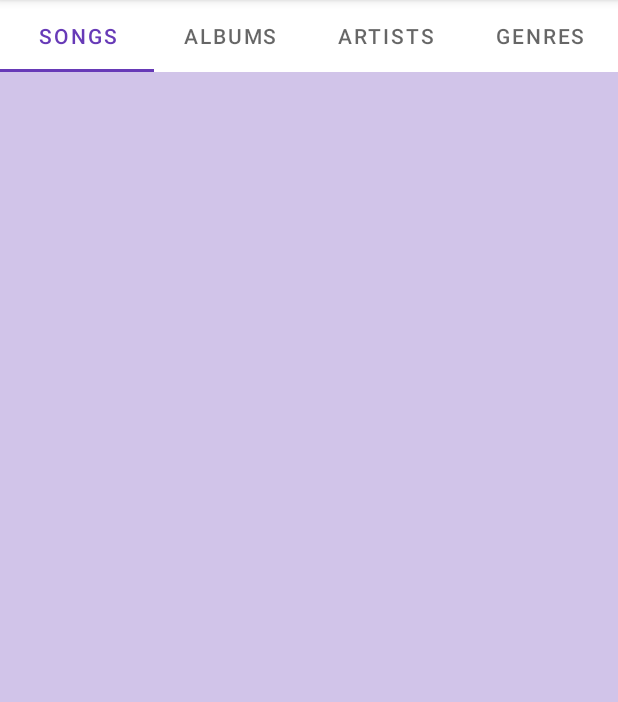
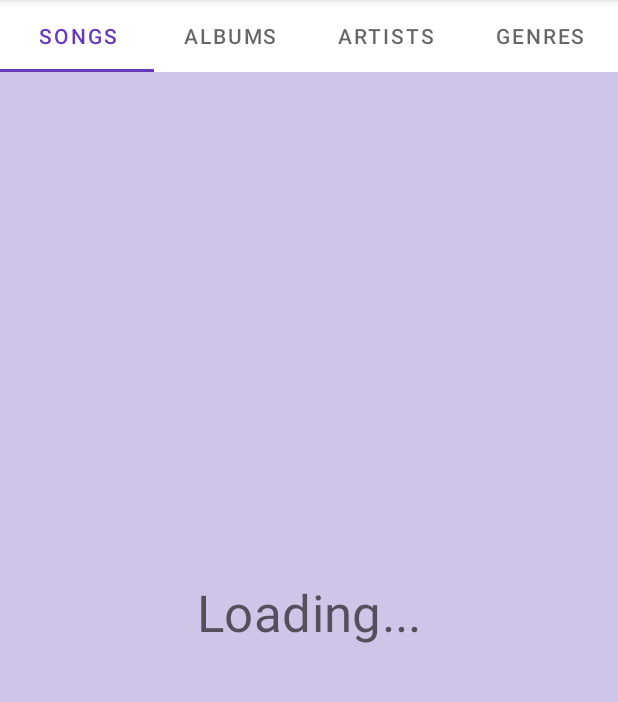
Before and after one commit to akeonian/my-media-player, an Android app: the screen it shows after launch (MediaPlayerActivity), on a phone screen of 412 x 824 dp, the part 84-786 px from its top. Run offline under Robolectric (Android 15) with nearby library versions, the phone set to English and light mode, and no system bars; network calls fail; 2 statements that could not run were skipped.

Commit message:
Add Placeholder for showing list state

```diff
--- a/app/src/main/java/com/example/mymediaplayer/MediaPlayerActivity.kt
+++ b/app/src/main/java/com/example/mymediaplayer/MediaPlayerActivity.kt
@@ -1,13 +1,9 @@
 package com.example.mymediaplayer
 
-import android.content.pm.PackageManager
 import android.media.AudioManager
-import android.os.Build
 import android.os.Bundle
 import androidx.activity.viewModels
 import androidx.appcompat.app.AppCompatActivity
-import androidx.core.app.ActivityCompat
-import androidx.core.content.ContextCompat
 import androidx.navigation.NavController
 import androidx.navigation.fragment.NavHostFragment
 import com.example.mymediaplayer.databinding.ActivityMainBinding
--- a/app/src/main/java/com/example/mymediaplayer/fragments/MediaDataFragment.kt
+++ b/app/src/main/java/com/example/mymediaplayer/fragments/MediaDataFragment.kt
@@ -4,7 +4,6 @@ import android.os.Bundle
 import android.view.LayoutInflater
 import android.view.View
 import android.view.ViewGroup
-import androidx.core.os.bundleOf
 import androidx.fragment.app.Fragment
 import androidx.fragment.app.viewModels
 import androidx.navigation.fragment.findNavController
@@ -14,6 +13,7 @@ import com.example.mymediaplayer.MainDirections
 import com.example.mymediaplayer.adapters.MediaDataAdapter
 import com.example.mymediaplayer.databinding.FragmentMediaDataBinding
 import com.example.mymediaplayer.utils.InjectorUtils
+import com.example.mymediaplayer.viewmodels.ListState
 import com.example.mymediaplayer.viewmodels.MediaDataViewModel
 
 open class MediaDataFragment: Fragment() {
@@ -40,6 +40,9 @@ open class MediaDataFragment: Fragment() {
             binding.root.isRefreshing = false
             adapter.submitList(it)
         }
+        viewModel.listState.observe(viewLifecycleOwner) {
+            it?.let { listState -> binding.bindListState(listState) }
+        }
         viewModel.navigationEvent.observe(viewLifecycleOwner, EventObserver {
             val action = MainDirections.openMediaData(it)
             findNavController().navigate(action)
@@ -50,4 +53,28 @@ open class MediaDataFragment: Fragment() {
         return binding.root
     }
 
+    private fun FragmentMediaDataBinding.bindListState(listState: ListState) {
+        when(listState) {
+            ListState.ERROR -> {
+                error.visibility = View.VISIBLE
+                loading.visibility = View.GONE
+                noFiles.visibility = View.GONE
+            }
+            ListState.EMPTY -> {
+                error.visibility = View.GONE
+                loading.visibility = View.GONE
+                noFiles.visibility = View.VISIBLE
+            }
+            ListState.SUCCESS -> {
+                error.visibility = View.GONE
+                loading.visibility = View.GONE
+                noFiles.visibility = View.GONE
+            }
+            ListState.LOADING -> {
+                error.visibility = View.GONE
+                loading.visibility = View.VISIBLE
+                noFiles.visibility = View.GONE
+            }
+        }
+    }
 }
--- a/app/src/main/java/com/example/mymediaplayer/helper/PermissionHelper.kt
+++ b/app/src/main/java/com/example/mymediaplayer/helper/PermissionHelper.kt
@@ -1,9 +1,7 @@
 package com.example.mymediaplayer.helper
 
 import android.app.Activity
-import android.content.DialogInterface
 import android.content.pm.PackageManager
-import android.util.Log
 import androidx.core.app.ActivityCompat
 import androidx.core.content.ContextCompat
 import com.example.mymediaplayer.R
@@ -47,7 +45,6 @@ class PermissionHelper(private val maxAskCount: Int, private val permissions: Ar
                     activity, permissionsToRequest, requestCode)
             }
         }
-        Log.d(TAG, "permissionToRequest=${permissionsToRequest.isNotEmpty()}")
         return hasAllRequired
     }
 
@@ -59,7 +56,6 @@ class PermissionHelper(private val maxAskCount: Int, private val permissions: Ar
      * Returns a Triple
      */
     private fun checkPermissions(activity: Activity): Triple<Boolean, Array<String>, String> {
-        Log.i(TAG, "checking for permissions: ${permissions.map { it.toString() }}")
         var hasAllRequired = true
         val requestMessage = StringBuilder()
         val permissionsToRequest = mutableListOf<String>()
--- a/app/src/main/java/com/example/mymediaplayer/viewmodels/MediaDataViewModel.kt
+++ b/app/src/main/java/com/example/mymediaplayer/viewmodels/MediaDataViewModel.kt
@@ -25,6 +25,9 @@ class MediaDataViewModel(
     private val _navigationEvent = MutableLiveData<Event<String>>()
     val navigationEvent: LiveData<Event<String>> = _navigationEvent
 
+    private val _listState = MutableLiveData(ListState.LOADING)
+    val listState: LiveData<ListState> = _listState
+
     private val subscriptionCallback = object : SubscriptionCallback() {
         override fun onChildrenLoaded(
             parentId: String,
@@ -41,11 +44,14 @@ class MediaDataViewModel(
                     child.isBrowsable
                 )
             }
+            val state = if (itemList.isEmpty()) ListState.EMPTY else ListState.SUCCESS
+            _listState.postValue(state)
             _allSongs.postValue(itemList)
         }
 
         override fun onError(parentId: String) {
             super.onError(parentId)
+            _listState.postValue(ListState.ERROR)
             _allSongs.postValue(emptyList())
         }
     }
@@ -71,6 +77,7 @@ class MediaDataViewModel(
 
     fun refreshData() {
         if (mediaServiceConnection.isConnected.value == true) {
+            _listState.postValue(ListState.LOADING)
             mediaServiceConnection.unsubscribe(
                 parentId, subscriptionCallback)
             mediaServiceConnection.subscribe(
@@ -126,3 +133,7 @@ class MediaDataViewModel(
 }
 
 private const val TAG = "MediaDataViewModel"
+
+enum class ListState {
+    LOADING, EMPTY, ERROR, SUCCESS
+}
--- a/app/src/main/res/layout/fragment_media_data.xml
+++ b/app/src/main/res/layout/fragment_media_data.xml
@@ -6,11 +6,43 @@
     android:layout_height="match_parent"
     tools:context=".fragments.MediaDataFragment">
 
-    <androidx.recyclerview.widget.RecyclerView
-        android:id="@+id/recyclerView"
+    <FrameLayout
         android:layout_width="match_parent"
-        android:layout_height="match_parent"
-        app:layoutManager="androidx.recyclerview.widget.LinearLayoutManager"
-        tools:listitem="@layout/list_item_all_songs" />
+        android:layout_height="match_parent">
+
+        <TextView
+            android:id="@+id/loading"
+            style="@style/TextAppearance.MaterialComponents.Headline4"
+            android:layout_width="match_parent"
+            android:layout_height="match_parent"
+            android:gravity="center"
+            android:visibility="gone"
+            android:text="@string/placeholder_loading"/>
+
+        <TextView
+            android:id="@+id/error"
+            style="@style/TextAppearance.MaterialComponents.Headline4"
+            android:layout_width="match_parent"
+            android:layout_height="match_parent"
+            android:gravity="center"
+            android:text="@string/placeholder_error"/>
+
+        <TextView
+            android:id="@+id/no_files"
+            style="@style/TextAppearance.MaterialComponents.Headline4"
+            android:layout_width="match_parent"
+            android:layout_height="match_parent"
+            android:gravity="center"
+            android:visibility="gone"
+            android:text="@string/placeholder_no_files"/>
+
+        <androidx.recyclerview.widget.RecyclerView
+            android:id="@+id/recyclerView"
+            android:layout_width="match_parent"
+            android:layout_height="match_parent"
+            app:layoutManager="androidx.recyclerview.widget.LinearLayoutManager"
+            tools:listitem="@layout/list_item_all_songs" />
+
+    </FrameLayout>
 
 </androidx.swiperefreshlayout.widget.SwipeRefreshLayout>
--- a/app/src/main/res/values/strings.xml
+++ b/app/src/main/res/values/strings.xml
@@ -18,6 +18,9 @@
     <string name="unknown_subtitle">Unknown subtitle</string>
     <string name="permission_required">Permissions Required</string>
     <string name="message_permission_read">Read permission is needed to access the media in your storage</string>
+    <string name="placeholder_loading">Loading...</string>
+    <string name="placeholder_error">Error</string>
+    <string name="placeholder_no_files">No files to show</string>
 
     <plurals name="songs_count">
         <item quantity="zero">No Songs</item>
```
Also changed, not shown: 1 other file.
